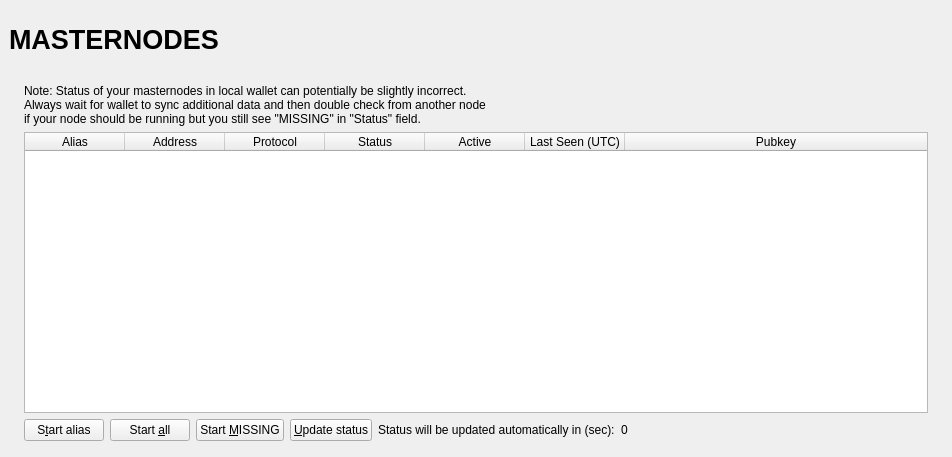
ZENZO-Ecosystem/ZENZO-Core-Archive, file src/qt/forms/masternodelist.ui: the form before one commit.
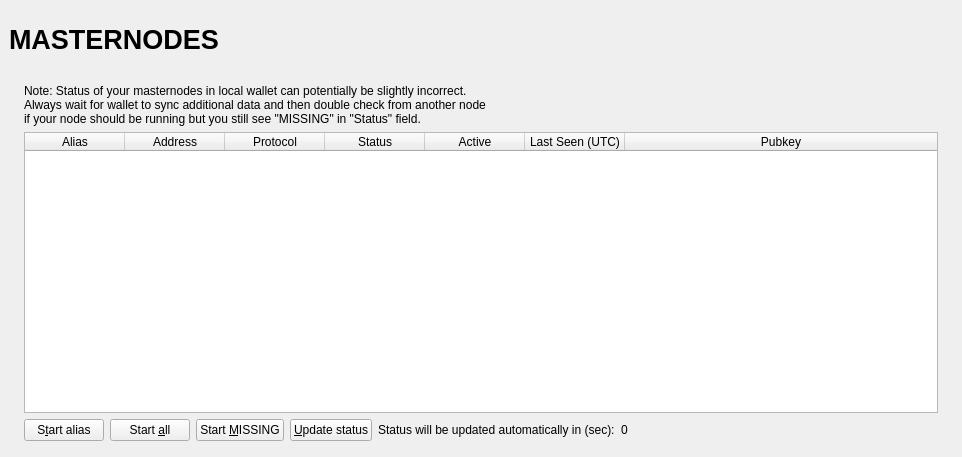
The form after the commit.

Diff of the .ui file:
```diff
--- a/src/qt/forms/masternodelist.ui
+++ b/src/qt/forms/masternodelist.ui
@@ -6,7 +6,7 @@
    <rect>
     <x>0</x>
     <y>0</y>
-    <width>723</width>
+    <width>962</width>
     <height>457</height>
    </rect>
   </property>
@@ -197,6 +197,15 @@
                        </color>
                       </brush>
                      </colorrole>
+                     <colorrole role="PlaceholderText">
+                      <brush brushstyle="NoBrush">
+                       <color alpha="128">
+                        <red>51</red>
+                        <green>51</green>
+                        <blue>51</blue>
+                       </color>
+                      </brush>
+                     </colorrole>
                     </active>
                     <inactive>
                      <colorrole role="Text">
@@ -208,6 +217,15 @@
                        </color>
                       </brush>
                      </colorrole>
+                     <colorrole role="PlaceholderText">
+                      <brush brushstyle="NoBrush">
+                       <color alpha="128">
+                        <red>51</red>
+                        <green>51</green>
+                        <blue>51</blue>
+                       </color>
+                      </brush>
+                     </colorrole>
                     </inactive>
                     <disabled>
                      <colorrole role="Text">
@@ -219,6 +237,15 @@
                        </color>
                       </brush>
                      </colorrole>
+                     <colorrole role="PlaceholderText">
+                      <brush brushstyle="NoBrush">
+                       <color alpha="128">
+                        <red>51</red>
+                        <green>51</green>
+                        <blue>51</blue>
+                       </color>
+                      </brush>
+                     </colorrole>
                     </disabled>
                    </palette>
                   </property>
```
Left out of the diff: 9 changed lines with no effect on the pictures.
